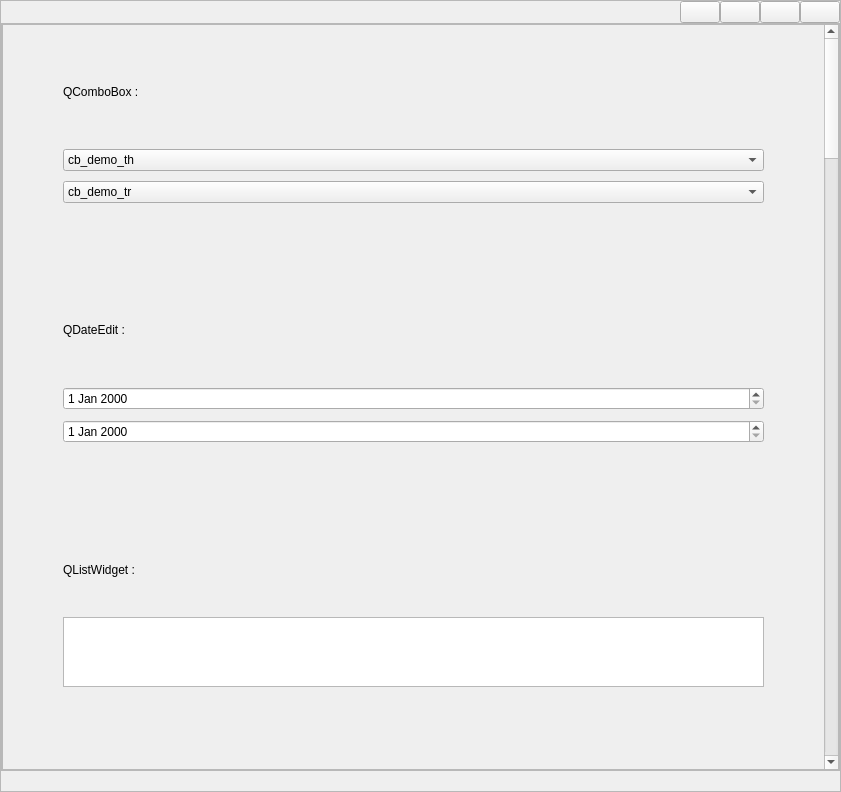
This is src/gui/main.ui in LaM0uette/PySide6_Blank_Project_demo as Qt 5 draws it before an edit. The edited form follows.
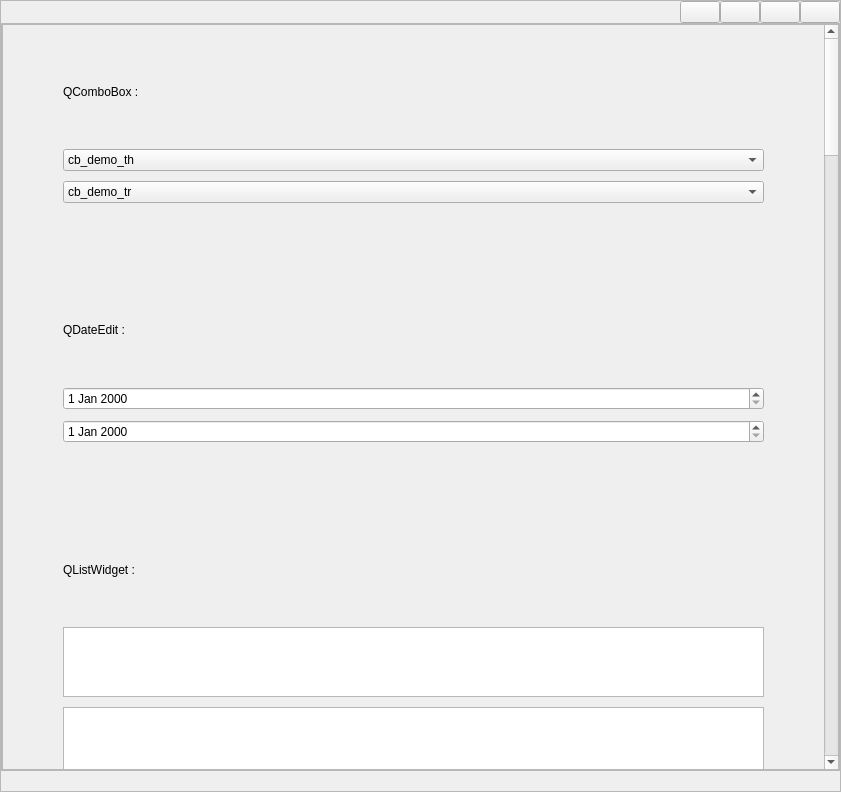
This is the edited form.

What changed in the file:
```diff
--- a/src/gui/main.ui
+++ b/src/gui/main.ui
@@ -151,9 +151,9 @@
             <property name="geometry">
              <rect>
               <x>0</x>
-              <y>-1922</y>
+              <y>-144</y>
               <width>818</width>
-              <height>4640</height>
+              <height>4743</height>
              </rect>
             </property>
             <layout class="QVBoxLayout" name="verticalLayout">
@@ -438,7 +438,7 @@
               <widget class="QFrame" name="fr_lw">
                <layout class="QVBoxLayout" name="vlay_lw">
                 <property name="spacing">
-                 <number>0</number>
+                 <number>10</number>
                 </property>
                 <property name="leftMargin">
                  <number>10</number>
@@ -476,7 +476,10 @@
                  </spacer>
                 </item>
                 <item>
-                 <widget class="QListWidget" name="lw_demo"/>
+                 <widget class="QListWidget" name="lw_demo_th"/>
+                </item>
+                <item>
+                 <widget class="QListWidget" name="lw_demo_tr"/>
                 </item>
                </layout>
               </widget>
```
